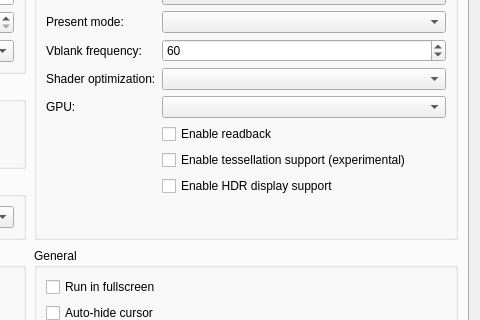
Above: src/launcher/forms/configuration_edit_dialog.ui from RobertBruno454/KytyPS5 before the change; both pictures show x 420 to 900 and y 92 to 412 of the 900 by 677 pixel window. Below: the same form after it.
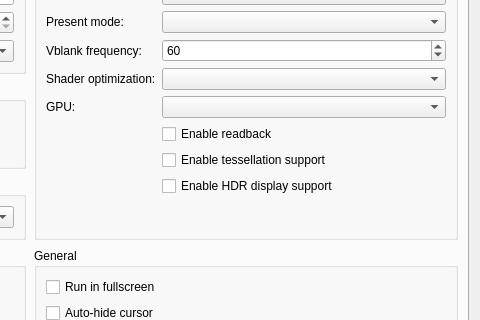
That is the form after the change. Custom widgets are drawn as their Qt base class.

Commit message:
graphics: draw tessellation patches by default
GTA V (PPSA04263) tessellates the trunks of trees near the camera. With
patches skipped by default, a tree's trunk disappeared when walking up to
it and came back at a distance, where the game draws an untessellated
model. Its tessellation programs now translate, so draw patches unless
--no-tessellation is passed. The launcher passes the option explicitly and
enables it in new configurations.

What changed in the file:
```diff
--- a/src/launcher/forms/configuration_edit_dialog.ui
+++ b/src/launcher/forms/configuration_edit_dialog.ui
@@ -169,8 +169,8 @@
             </item>
             <item row="6" column="1">
              <widget class="QCheckBox" name="checkBox_tessellation">
-              <property name="toolTip"><string>Draw tessellated geometry. Disabled by default; unsupported tessellation may cause crashes.</string></property>
-              <property name="text"><string>Enable tessellation support (experimental)</string></property>
+              <property name="toolTip"><string>Draw tessellated geometry, such as GTA V's nearby tree trunks. Unsupported tessellation shaders may cause crashes.</string></property>
+              <property name="text"><string>Enable tessellation support</string></property>
              </widget>
             </item>
             <item row="7" column="1">
```
The commit also changes 4 other files.
